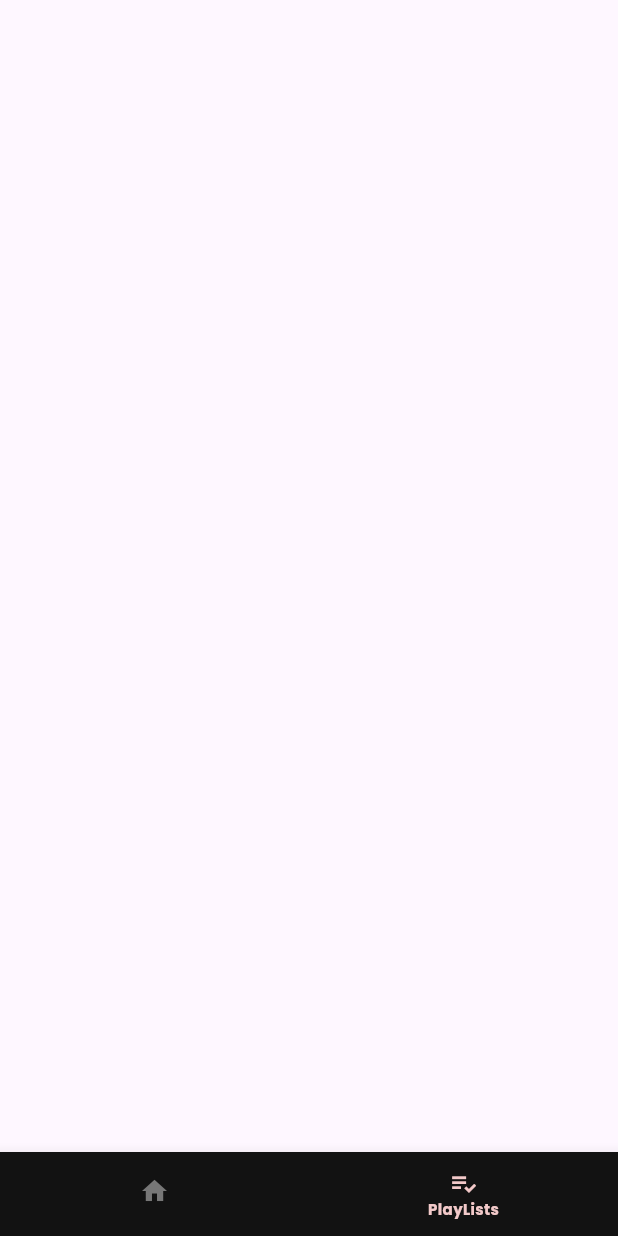
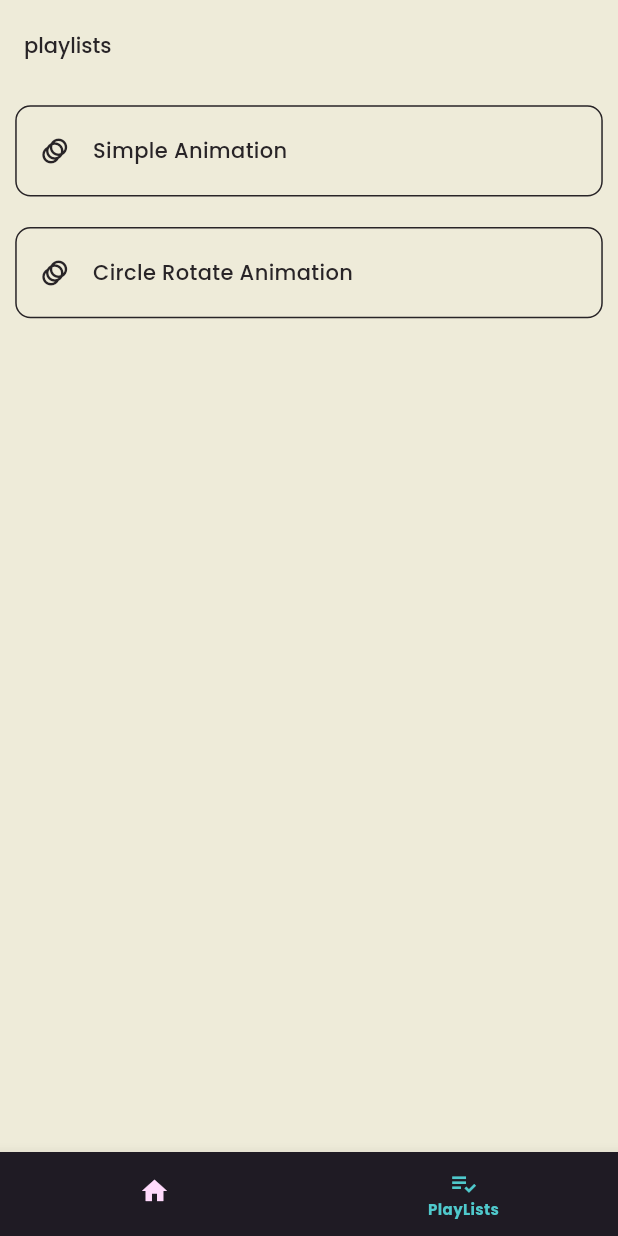
Before and after one commit to kunalchavda63/music, a Flutter app: the screen it shows after launch, item 2 of the bottom bar chosen, on a phone screen of 412 x 824 dp. Run offline on Flutter 3.47's test engine with Material 3 defaults, Android fonts, the phone set to English and light mode, and no system bars; our stand-ins replace cached_network_image, dio, flutter_bloc, flutter_screenutil, flutter_svg, fluttertoast and 7 more.

Commit message:
-- animation practice

```diff
--- /dev/null
+++ b/lib/bloc/animation/animation_rotate_cubit.dart
@@ -0,0 +1,6 @@
+import 'package:flutter_bloc/flutter_bloc.dart';
+
+class AnimationRotateCubit extends Cubit<double> {
+  AnimationRotateCubit() : super(0);
+  void update(double value) => emit(value);
+}
--- a/lib/core/app_ui/src/colors.dart
+++ b/lib/core/app_ui/src/colors.dart
@@ -14,25 +14,25 @@ class AppColors {
   static const Color hex3E3f = Color(0XFF3E3F3F);
 
   // White Smoke and wine
-  static const Color hexEeeb = Color(0XFFEEEBD9);
-  static const Color hex2824 = Color(0XFF282427);
+  static const Color whiteSmoke = Color(0XFFEEEBD9);
+  static const Color redWine = Color(0XFF282427);
 
   // Persian Pink and Lavendar Pink
-  static const Color hexF792 = Color(0XFFF792CC);
-  static const Color hexFfda = Color(0XFFFFDAFC);
+  static const Color persianPink = Color(0XFFF792CC);
+  static const Color lavendarPink = Color(0XFFFFDAFC);
 
   // Robin Egg Blue and Black Olive
-  static const Color hex4fc9 = Color(0XFF4FC9CC);
-  static const Color hex2e38 = Color(0XFF2E3830);
+  static const Color eggBlue = Color(0XFF4FC9CC);
+  static const Color blackOlive = Color(0XFF2E3830);
 
   // Double Teal and Lemon Yellow
-  static const Color hex2744 = Color(0XFF27443F);
-  static const Color hexF2fd = Color(0XFFF2FD7D);
+  static const Color doubleTeal = Color(0XFF27443F);
+  static const Color lemonYellow = Color(0XFFF2FD7D);
 
   // Platinum and photo Blue
 
-  static const Color hexE0f2 = Color(0XFFE0F2F2);
-  static const Color hex6dc7 = Color(0XFF6DC7CF);
+  static const Color platinum = Color(0XFFE0F2F2);
+  static const Color photoBlue = Color(0XFF6DC7CF);
 
   static const Color hex3b0a = Color(0XFF3B0A0A);
   static const Color hex8a2b = Color(0XFF8A2B2B);
--- a/lib/core/app_ui/src/widgets/custom_widgets.dart
+++ b/lib/core/app_ui/src/widgets/custom_widgets.dart
@@ -234,11 +234,34 @@ class CustomWidgets {
     List<BottomNavModel>? bottomNavList,
     int? currentIndex,
     ValueChanged<int>? onTap,
+    Color? bgColor,
+    double? iconSize,
+    double? unSelectedFontSize,
+    bool? showSelectedLabels,
+    TextStyle? unSelectedLabelStyle,
+    TextStyle? selectedLabelStyle,
+    Color? selectedItemColor,
+    Color? unselectedItemColor,
+    double? selectedFontSize,
+    bool? showUnSelectedLabels,
+
   }) {
     return CustomBottomNav(
       bottomNavList: bottomNavList ?? [],
       currentIndex: currentIndex ?? 0,
       onTap: onTap,
+      bgColor: bgColor,
+      iconSize: iconSize,
+      unSelectedFontSize: unSelectedFontSize,
+      showSelectedLabels: showSelectedLabels,
+      unSelectedLabelStyle: unSelectedLabelStyle,
+      selectedLabelStyle: selectedLabelStyle,
+      selectedItemColor: selectedItemColor,
+      unSelectedItemColor: unselectedItemColor,
+      selectedFontSize: selectedFontSize,
+      showUnSelectedLabels: showUnSelectedLabels,
+
+
     );
   }
 
--- a/lib/core/app_ui/src/widgets/src/buttons/src/custom_circle_back_button.dart
+++ b/lib/core/app_ui/src/widgets/src/buttons/src/custom_circle_back_button.dart
@@ -15,13 +15,13 @@ class CustomCircleBackButton extends StatelessWidget {
       onTap: () {
         getIt<AppRouter>().pop();
       },
-      border: Border.all(color: color??AppColors.hex2824),
+      border: Border.all(color: color??AppColors.redWine),
       padding: EdgeInsets.all(8),
       color: color?.withAlpha(15)??AppColors.transparent,
       boxShape: BoxShape.circle,
       child: SvgPicture.asset(
         AssetIcons.icBack,
-        colorFilter: ColorFilter.mode(color??AppColors.hex2824, BlendMode.srcIn),
+        colorFilter: ColorFilter.mode(color??AppColors.redWine, BlendMode.srcIn),
         height: 32.r,
         width: 32.r,
       ),
--- a/lib/core/app_ui/src/widgets/src/buttons/src/custom_pop_up_menu_btn.dart
+++ b/lib/core/app_ui/src/widgets/src/buttons/src/custom_pop_up_menu_btn.dart
@@ -27,13 +27,13 @@ class CustomPopupMenuButton extends StatelessWidget {
       popUpAnimationStyle:animationStyle?? AnimationStyle(curve: Curves.ease,duration: Duration(milliseconds: 800)),
       onSelected: onSelected,
       position: popupMenuPosition??PopupMenuPosition.over,
-      color:boxColor?? AppColors.hex2824,
+      color:boxColor?? AppColors.redWine,
       offset:offset?? Offset(-20,40),
       itemBuilder: (context) => items
           .map((item) => PopupMenuItem<String>(
 
         value: item,
-        child: eachChild??CustomWidgets.customText(data: item,style: BaseStyle.s17w400.c(AppColors.hexEeeb)),
+        child: eachChild??CustomWidgets.customText(data: item,style: BaseStyle.s17w400.c(AppColors.whiteSmoke)),
       ))
           .toList(),
       icon: icon,
--- a/lib/core/app_ui/src/widgets/src/custom_bottom_nav.dart
+++ b/lib/core/app_ui/src/widgets/src/custom_bottom_nav.dart
@@ -4,35 +4,61 @@ class CustomBottomNav extends StatelessWidget {
   final List<BottomNavModel> bottomNavList;
   final int currentIndex;
   final ValueChanged<int>? onTap;
+  final Color? bgColor;
+  final double? iconSize;
+  final double? unSelectedFontSize;
+  final bool? showSelectedLabels;
+  final TextStyle? unSelectedLabelStyle;
+  final TextStyle? selectedLabelStyle;
+  final Color? selectedItemColor;
+  final Color? unSelectedItemColor;
+  final double? selectedFontSize;
+  final bool? showUnSelectedLabels;
+
+
+
+
 
   const CustomBottomNav({
     super.key,
     required this.bottomNavList,
     this.currentIndex = 0,
     this.onTap,
+    this.bgColor,
+    this.iconSize,
+    this.unSelectedFontSize,
+    this.showSelectedLabels,
+    this.unSelectedLabelStyle,
+    this.selectedLabelStyle,
+    this.selectedItemColor,
+    this.selectedFontSize,
+    this.showUnSelectedLabels,
+    this.unSelectedItemColor,
   });
 
   // too addsome parameter
   @override
   Widget build(BuildContext context) {
     return BottomNavigationBar(
-        backgroundColor: AppColors.hex1212,
-      iconSize: 20,
-      showSelectedLabels: true,
-      unselectedLabelStyle: BaseStyle.s8w700.c(AppColors.hexF2c9),
-      selectedLabelStyle: BaseStyle.s10w700.c(AppColors.hexF2c9),
-      selectedItemColor: AppColors.hexF2c9,
-      unselectedItemColor: AppColors.hex7777,
-      selectedFontSize: 0,
-      showUnselectedLabels: false,
+      unselectedItemColor: unSelectedItemColor,
+      backgroundColor:bgColor?? AppColors.hex1212,
+      iconSize: iconSize??20,
+
+      unselectedFontSize: unSelectedFontSize??20,
+      showSelectedLabels: showSelectedLabels,
+      unselectedLabelStyle:unSelectedLabelStyle ?? BaseStyle.s8w700.c(AppColors.hexF2c9),
+      selectedLabelStyle:selectedLabelStyle?? BaseStyle.s10w700.c(AppColors.hexF2c9),
+      selectedItemColor:selectedItemColor,
+      selectedFontSize:selectedFontSize?? 0,
+      showUnselectedLabels:showUnSelectedLabels?? false,
 
       currentIndex: currentIndex,
       onTap: onTap,
       items:
           bottomNavList.map((item) {
             return BottomNavigationBarItem(
-              icon: Icon(item.icon),
-              activeIcon: Icon(item.icon,color: AppColors.hexF2c9,),
+              icon: Icon(item.icon,color: unSelectedItemColor,),
+              activeIcon: Icon(item.icon,color: selectedItemColor,),
               label: item.label,
 
 
--- a/lib/core/services/repositories/service_locator.dart
+++ b/lib/core/services/repositories/service_locator.dart
@@ -8,7 +8,7 @@ final getIt = GetIt.instance;
 Future<void> setupServiceLocator() async {
   // Make sure Flutter engine is initialized before using any services
   WidgetsFlutterBinding.ensureInitialized();
-  requestStoragePermission();
+  await requestStoragePermission();
 
   // Register router or other services
   getIt.registerLazySingleton<AppRouter>(() => AppRouter());
--- a/lib/core/utilities/src/helper_method.dart
+++ b/lib/core/utilities/src/helper_method.dart
@@ -98,12 +98,12 @@ void back(BuildContext context) {
 void setStatusBarDarkStyle() {
   SystemChrome.setSystemUIOverlayStyle(
     const SystemUiOverlayStyle(
-      statusBarColor: AppColors.hex2824,
+      statusBarColor: AppColors.redWine,
       statusBarIconBrightness: Brightness.light, // Light icons for dark bg
       statusBarBrightness: Brightness.dark, // iOS
-      systemNavigationBarColor: AppColors.hex2824, // Replace with your color
+      systemNavigationBarColor: AppColors.redWine, // Replace with your color
       systemNavigationBarIconBrightness: Brightness.dark,
-      systemNavigationBarDividerColor: AppColors.hex2824,
+      systemNavigationBarDividerColor: AppColors.redWine,
       systemNavigationBarContrastEnforced: true,
       systemStatusBarContrastEnforced: true,
     ),
--- a/lib/features/screens/playlists/playlists.dart
+++ b/lib/features/screens/playlists/playlists.dart
@@ -1,10 +1,83 @@
-import 'package:flutter/material.dart';
+import 'package:music/core/app_ui/app_ui.dart';
+import 'package:music/core/services/navigation/router.dart';
+import 'package:music/core/services/repositories/service_locator.dart';
+import 'package:music/features/animation/circle_rotate_animation.dart';
+import 'package:music/features/animation/simple_animation.dart';
 
-class Playlists extends StatelessWidget {
+class Playlists extends StatefulWidget {
   const Playlists({super.key});
 
   @override
+  State<Playlists> createState() => _PlaylistsState();
+}
+
+class _PlaylistsState extends State<Playlists> {
+  late Size size;
+  @override
+  void didChangeDependencies() {
+    super.didChangeDependencies();
+    size = MediaQuery.of(context).size;
+  }
+  @override
   Widget build(BuildContext context) {
-    return Scaffold();
+    final g = getIt<AppRouter>();
+    final List<AnimationScreeModel> animationScreenList = [
+      AnimationScreeModel(icon: Icons.animation, label:'Simple Animation',onTap: ()=>g.push(SimpleAnimation())),
+      AnimationScreeModel(icon: Icons.animation_sharp, label:'Circle Rotate Animation',onTap: ()=>g.push(CircleRotateAnimation())),
+    ];
+
+    return Scaffold(
+      appBar: CustomWidgets.customAppBar(
+        bgColor: AppColors.whiteSmoke,
+        title: CustomWidgets.customText(data: 'playlists',style: BaseStyle.s14w500.c(AppColors.redWine)),
+        isCenterTitle: false,
+        bottomOpacity: 0,
+        elevation: 0,
+        scrollUnderElevation: 0
+      ),
+      backgroundColor: AppColors.whiteSmoke,
+      body:
+          ListView.builder(
+              itemCount: animationScreenList.length,
+              itemBuilder: (context,index){
+                final screen = animationScreenList[index];
+                return CustomWidgets.customContainer(
+                    onTap: screen.onTap,
+                    h: 60.r,
+                    w: size.width,
+                    borderRadius: BorderRadius.circular(10.r),
+                    border: Border.all(color: AppColors.redWine),
+                    child: Row(
+                      children: [
+                        CustomWidgets.customCircleIcon(
+                            h: 50.r,w: 50.r,
+                            iconData: screen.icon,
+                            iconColor: AppColors.redWine,
+                            iconSize: 20
+                        ),
+                        CustomWidgets.customText(
+                            data: screen.label,
+                            style: BaseStyle.s14w500.c(AppColors.redWine)
+                        )
+                      ],
+                    )
+                ).padH(10.r).padV(10.r);
+
+          })
+
+
+    );
   }
 }
+
+
+class AnimationScreeModel {
+  final IconData icon;
+  final String label;
+  final VoidCallback onTap;
+  AnimationScreeModel({
+    required this.icon,
+    required this.label,
+    required this.onTap
+  });
+}
--- a/lib/features/screens/screens.dart
+++ b/lib/features/screens/screens.dart
@@ -10,7 +10,10 @@ class Screens extends StatelessWidget {
 
   @override
   Widget build(BuildContext context) {
-    final List<Widget> screens = [Home(),Playlists()];
+    final List<Widget> screens = [
+      Home(),
+      Playlists(),
+    ];
     return Scaffold(
       body: BlocBuilder<CurrentIndexCubit,int>(
           builder: (context,state){
@@ -20,6 +23,11 @@ class Screens extends StatelessWidget {
       bottomNavigationBar: BlocBuilder<CurrentIndexCubit,int>(
         builder: (context,state){
           return CustomWidgets.customBottomNavigationBar(
+            bgColor: AppColors.card,
+              selectedItemColor: AppColors.eggBlue,
+              unselectedItemColor: AppColors.lavendarPink,
+              showSelectedLabels: true,
+              iconSize: 20,
               currentIndex: state,
               bottomNavList: bottomList,
               onTap: (val){
--- a/lib/main.dart
+++ b/lib/main.dart
@@ -1,9 +1,12 @@
 import 'package:flutter/material.dart';
 import 'package:flutter_bloc/flutter_bloc.dart';
 import 'package:flutter_screenutil/flutter_screenutil.dart';
+import 'package:music/bloc/animation/animation_cubit.dart';
+import 'package:music/bloc/animation/animation_rotate_cubit.dart';
 import 'package:music/bloc/music_bloc/music_bloc.dart';
 import 'package:music/bloc/music_bloc/music_event.dart';
 import 'package:music/bloc/nav_bloc/home_cubit.dart';
+import 'package:music/core/services/navigation/router.dart';
 import 'package:music/core/services/repositories/service_locator.dart';
 import 'package:music/features/screens/screens.dart';
 
@@ -15,6 +18,8 @@ void main() async{
       MultiBlocProvider(
         providers: [
           BlocProvider(create: (_)=>CurrentIndexCubit()),
+          BlocProvider(create: (_)=>AnimationCubit()),
+          BlocProvider(create: (_)=>AnimationRotateCubit()),
           BlocProvider(create: (_)=>MusicBloc()..add(FetchMusicEvent()))
         ],
 
@@ -31,6 +36,7 @@ class MyApp extends StatelessWidget {
       designSize: Size(375,812),
       builder: (context,child){
         return MaterialApp(
+          navigatorKey: getIt<AppRouter>().navigatorKey,
           debugShowCheckedModeBanner: false,
           home: Screens(),
         );
```
Also changed, not shown: lib/bloc/animation/animation_cubit.dart (added, +43 -0 lines), lib/core/models/src/svg_item.dart (+105 -105 lines), lib/features/animation/circle_rotate_animation.dart (added, +115 -0 lines), lib/features/animation/simple_animation.dart (added, +89 -0 lines), lib/features/screens/home/home.dart (+19 -9 lines), lib/features/screens/home/play_music/play_music_screen.dart (added, +26 -0 lines).
